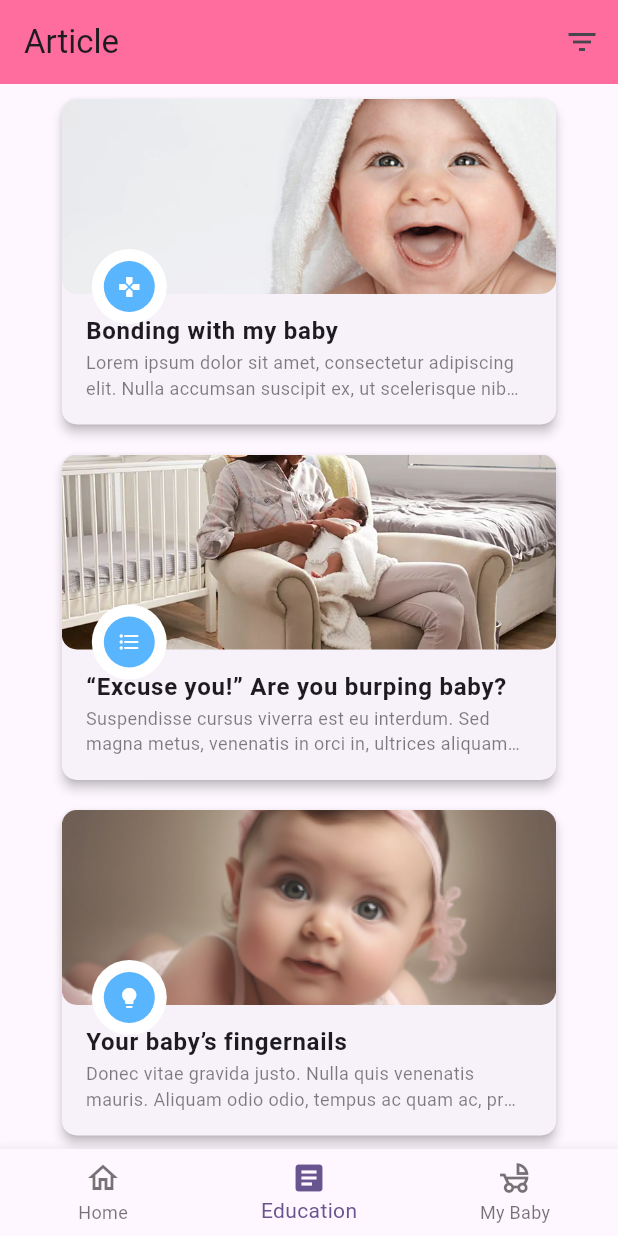
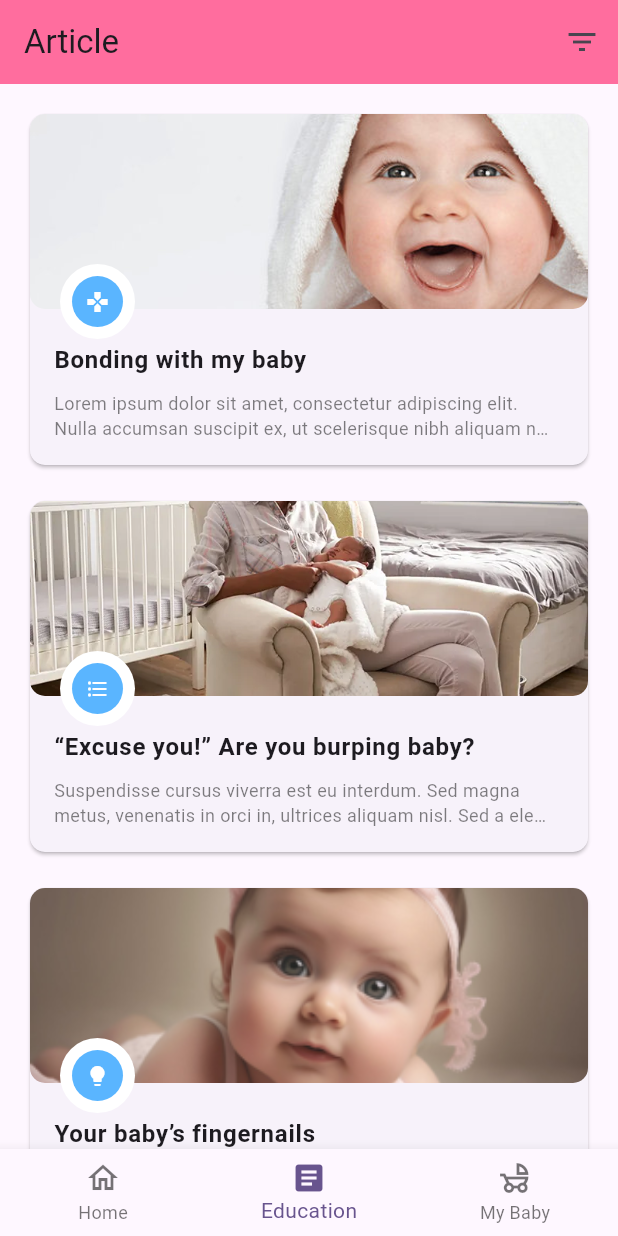
Before and after one commit to IndraMakassar/penerjemah_bayi, a Flutter app: the screen it shows after launch, item 2 of the bottom bar chosen, on a phone screen of 412 x 824 dp. Run offline on Flutter 3.47's test engine with Material 3 defaults, Android fonts, the phone set to English and light mode, and no system bars; our stand-ins replace flutter_svg.

Commit message:
commit terbaru

```diff
--- a/lib/pages/education_page.dart
+++ b/lib/pages/education_page.dart
@@ -124,8 +124,7 @@ class _EducationPageState extends State<EducationPage> {
             itemBuilder: (context, index) {
               return ArticleCard(article: filteredArticles[index]);
             },
-        ),
-      ),
+          )),
     );
   }
 }
@@ -171,13 +170,11 @@ class ArticleCard extends StatelessWidget {
 
   @override
   Widget build(BuildContext context) {
-    double screenWidth = MediaQuery.of(context).size.width;
     return GestureDetector(
       onTap: () => _navigateToDetailPage(context),
+      child: Padding(
+        padding: const EdgeInsets.only(top: 16, left: 16, right: 16),
         child: Card(
-        margin: EdgeInsets.fromLTRB(
-            screenWidth * 0.1, 10.0, screenWidth * 0.1, 10.0),
-        elevation: 3,
           shape: RoundedRectangleBorder(
             borderRadius: BorderRadius.circular(10.0),
           ),
@@ -196,16 +193,18 @@ class ArticleCard extends StatelessWidget {
                       fit: BoxFit.cover,
                     ),
                   ),
-                SizedBox(height: 5.0),
+                  SizedBox(height: 14.0),
                   ListTile(
                     title: Text(
                       article.title,
-                    style:
-                        TextStyle(fontSize: 16.0, fontWeight: FontWeight.bold),
+                      style: TextStyle(
+                          fontSize: 16.0, fontWeight: FontWeight.bold),
                       maxLines: 2,
                       overflow: TextOverflow.ellipsis,
                     ),
-                  subtitle: Text(
+                    subtitle: Padding(
+                      padding: const EdgeInsets.only(top: 8.0),
+                      child: Text(
                         article.description,
                         style: TextStyle(
                           fontSize: 12.0,
@@ -213,6 +212,7 @@ class ArticleCard extends StatelessWidget {
                         ),
                         maxLines: 2,
                         overflow: TextOverflow.ellipsis,
+                      ),
                     ),
                   ),
                   SizedBox(height: 8.0),
@@ -245,6 +245,7 @@ class ArticleCard extends StatelessWidget {
             ],
           ),
         ),
+      ),
     );
   }
 }
```
Lines whose indentation alone changed are shown as unchanged.
